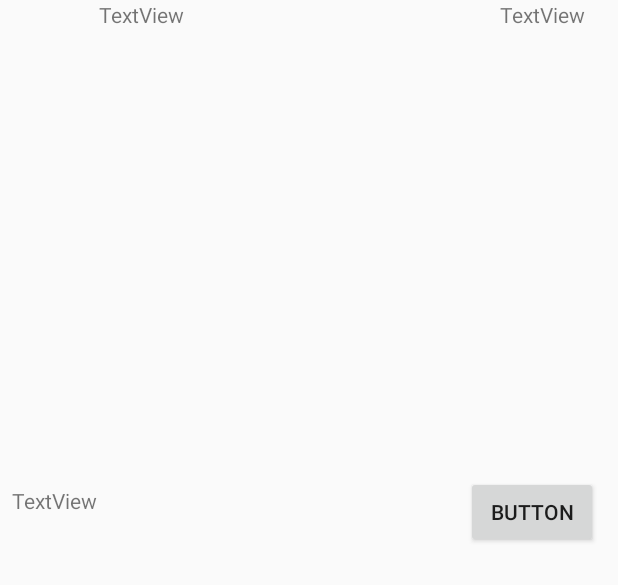
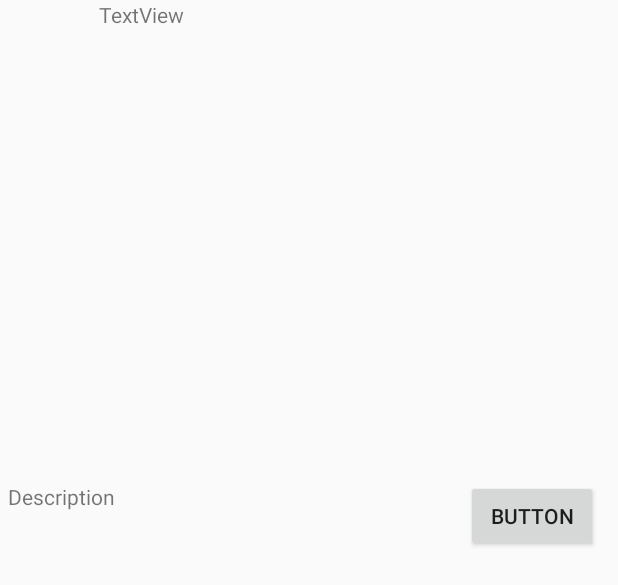
Before and after one commit to guchan-fout/Android-Pangle-Manuel-Quick-Start, an Android app: the layout native_ad_cell.xml on its own in the app's theme, with its tools: preview values and no code run, on a phone screen of 412 x 824 dp. Shown: the top 585 px of the screen. Run offline under Robolectric (Android 15) with nearby library versions, the phone set to English and light mode, and no system bars.

```diff
--- a/PangleQuickStartDemo/app/src/main/AndroidManifest.xml
+++ b/PangleQuickStartDemo/app/src/main/AndroidManifest.xml
@@ -12,7 +12,8 @@
         android:label="@string/app_name"
         android:roundIcon="@mipmap/ic_launcher_round"
         android:supportsRtl="true"
-        android:theme="@style/AppTheme">
+        android:theme="@style/AppTheme"
+        android:networkSecurityConfig="@xml/network_security_config">
 
         <provider
             android:name="com.bytedance.sdk.openadsdk.multipro.TTMultiProvider"
--- a/PangleQuickStartDemo/app/src/main/java/com/pangleglobal/panglequickstartdemo/MainActivity.kt
+++ b/PangleQuickStartDemo/app/src/main/java/com/pangleglobal/panglequickstartdemo/MainActivity.kt
@@ -44,7 +44,8 @@ class MainActivity : AppCompatActivity() {
 
     override fun onStart() {
         super.onStart()
-        val list = arrayOf("Origin Native", "Interstitial","Template Native Feed","Template Banner")
+        val list =
+            arrayOf("Origin Native", "Interstitial", "Template Native Feed", "Template Banner")
         val adapter =
             RecyclerAdapter(list)
         val layoutManager = LinearLayoutManager(this)
--- a/PangleQuickStartDemo/app/src/main/java/com/pangleglobal/panglequickstartdemo/model/CellContentModel.kt
+++ b/PangleQuickStartDemo/app/src/main/java/com/pangleglobal/panglequickstartdemo/model/CellContentModel.kt
@@ -1,6 +1,5 @@
 package com.pangleglobal.panglequickstartdemo.model
 
-import android.view.View
 import com.bytedance.sdk.openadsdk.TTFeedAd
 
 class CellContentModel {
--- a/PangleQuickStartDemo/app/src/main/res/layout/activity_main.xml
+++ b/PangleQuickStartDemo/app/src/main/res/layout/activity_main.xml
@@ -1,6 +1,5 @@
 <?xml version="1.0" encoding="utf-8"?>
 <androidx.constraintlayout.widget.ConstraintLayout xmlns:android="http://schemas.android.com/apk/res/android"
-    xmlns:app="http://schemas.android.com/apk/res-auto"
     xmlns:tools="http://schemas.android.com/tools"
     android:layout_width="match_parent"
     android:layout_height="match_parent"
--- a/PangleQuickStartDemo/app/src/main/res/layout/content_native_ads_view.xml
+++ /dev/null
@@ -1,6 +0,0 @@
-<?xml version="1.0" encoding="utf-8"?>
-<androidx.constraintlayout.widget.ConstraintLayout xmlns:android="http://schemas.android.com/apk/res/android"
-    xmlns:app="http://schemas.android.com/apk/res-auto"
-    android:layout_width="match_parent"
-    android:layout_height="match_parent"
-    app:layout_behavior="@string/appbar_scrolling_view_behavior"></androidx.constraintlayout.widget.ConstraintLayout>
--- a/PangleQuickStartDemo/app/src/main/res/layout/native_ad_cell.xml
+++ b/PangleQuickStartDemo/app/src/main/res/layout/native_ad_cell.xml
@@ -3,7 +3,7 @@
     xmlns:app="http://schemas.android.com/apk/res-auto"
     xmlns:tools="http://schemas.android.com/tools"
     android:layout_width="match_parent"
-    android:layout_height="match_parent">
+    android:layout_height="wrap_content">
 
     <TextView
         android:id="@+id/titleText"
@@ -25,43 +25,53 @@
         app:layout_constraintStart_toStartOf="parent"
         app:layout_constraintTop_toTopOf="parent" />
 
-    <TextView
-        android:id="@+id/adLabelText"
-        android:layout_width="wrap_content"
-        android:layout_height="wrap_content"
-        android:layout_marginEnd="22dp"
-        android:layout_marginRight="20dp"
-        android:text="TextView"
-        app:layout_constraintEnd_toEndOf="parent"
-        tools:layout_editor_absoluteY="21dp" />
-
-    <View
-        android:id="@+id/containerView"
-        android:layout_width="wrap_content"
+    <FrameLayout
+        android:id="@+id/containerFrame"
+        android:layout_width="match_parent"
         android:layout_height="250dp"
         android:layout_marginTop="5dp"
-        app:layout_constraintTop_toBottomOf="@+id/logoView"
-        tools:layout_editor_absoluteX="5dp" />
+        app:layout_constraintEnd_toEndOf="parent"
+        app:layout_constraintStart_toStartOf="parent"
+        app:layout_constraintTop_toBottomOf="@+id/logoView">
+
+    </FrameLayout>
 
     <TextView
         android:id="@+id/descText"
-        android:layout_width="wrap_content"
+        android:layout_width="250dp"
         android:layout_height="wrap_content"
-        android:layout_marginStart="8dp"
-        android:layout_marginLeft="8dp"
-        android:layout_marginTop="8dp"
-        android:text="TextView"
+        android:layout_marginStart="5dp"
+        android:layout_marginLeft="5dp"
+        android:layout_marginTop="5dp"
+        android:text="Description"
         app:layout_constraintStart_toStartOf="parent"
-        app:layout_constraintTop_toBottomOf="@+id/containerView" />
+        app:layout_constraintTop_toBottomOf="@+id/containerFrame" />
 
     <Button
         android:id="@+id/adButton"
         android:layout_width="wrap_content"
         android:layout_height="wrap_content"
-        android:layout_marginTop="1dp"
+        android:layout_marginStart="119dp"
+        android:layout_marginLeft="119dp"
+        android:layout_marginTop="4dp"
         android:layout_marginEnd="13dp"
         android:layout_marginRight="13dp"
         android:text="Button"
         app:layout_constraintEnd_toEndOf="parent"
-        app:layout_constraintTop_toBottomOf="@+id/containerView" />
+        app:layout_constraintHorizontal_bias="1.0"
+        app:layout_constraintStart_toEndOf="@+id/descText"
+        app:layout_constraintTop_toBottomOf="@+id/containerFrame" />
+
+    <ImageView
+        android:id="@+id/adLogoView"
+        android:layout_width="30dp"
+        android:layout_height="30dp"
+        android:layout_gravity="bottom|right"
+        android:layout_marginEnd="5dp"
+        android:layout_marginRight="5dp"
+        android:layout_marginBottom="5dp"
+        app:layout_constraintBottom_toTopOf="@+id/containerFrame"
+        app:layout_constraintEnd_toEndOf="parent" />
+
+
 </androidx.constraintlayout.widget.ConstraintLayout>
```
Also changed, not shown: PangleQuickStartDemo/app/src/main/java/com/pangleglobal/panglequickstartdemo/NativeAdsViewActivity.kt (+37 -8 lines), PangleQuickStartDemo/app/src/main/java/com/pangleglobal/panglequickstartdemo/RecyclerAdapter.kt (+5 -4 lines), PangleQuickStartDemo/app/src/main/java/com/pangleglobal/panglequickstartdemo/adapter/CellAdapter.kt (+35 -7 lines), PangleQuickStartDemo/app/src/main/res/xml/network_security_config.xml (added, +8 -0 lines), 2 other files.
